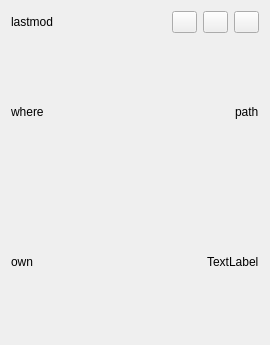
Old version of the form src/last_open/element/element_ui.ui in the repository giacomogroppi/writernote-qt.
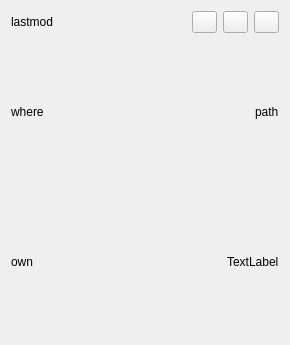
New version of the form. Icons and pictures are not drawn.

The edit to the form file:
```diff
--- a/src/last_open/element/element_ui.ui
+++ b/src/last_open/element/element_ui.ui
@@ -6,13 +6,13 @@
    <rect>
     <x>0</x>
     <y>0</y>
-    <width>270</width>
+    <width>290</width>
     <height>345</height>
    </rect>
   </property>
   <property name="maximumSize">
    <size>
-    <width>270</width>
+    <width>290</width>
     <height>345</height>
    </size>
   </property>
```
